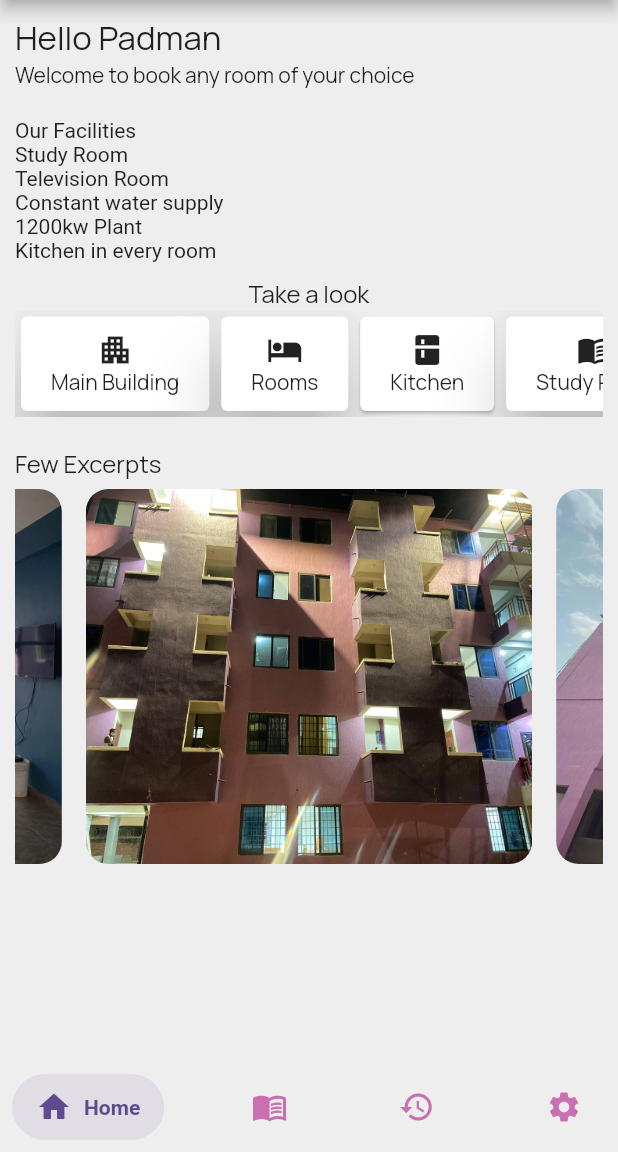
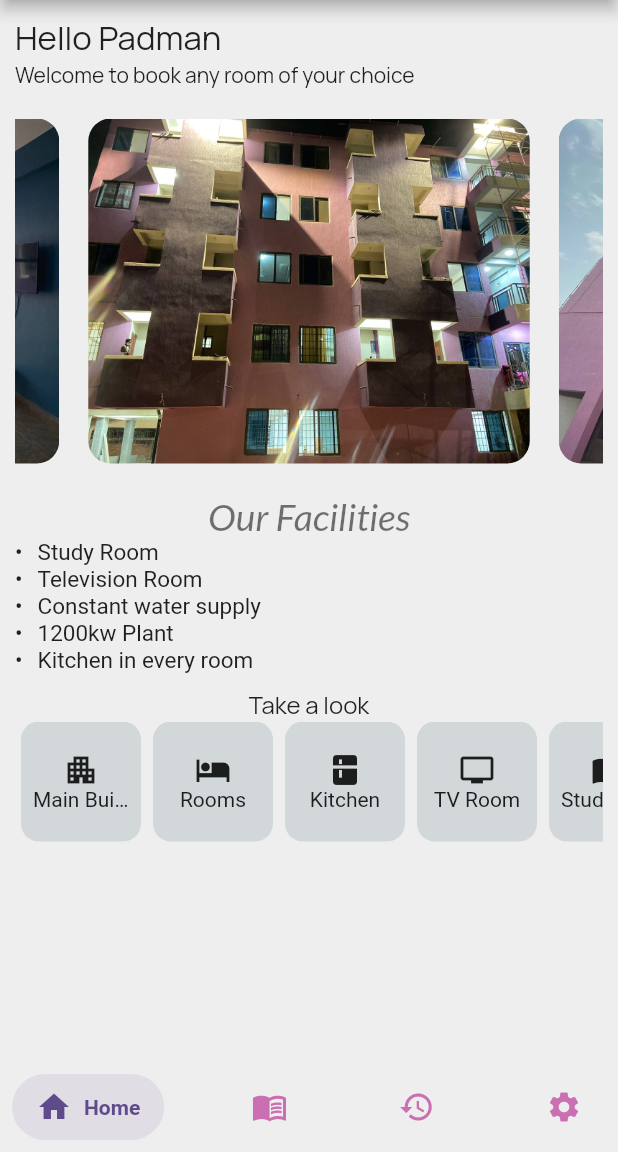
Before and after one commit to padman-1/fortune-royal-hostel-booking-app, a Flutter app: the HomePage screen opened directly, on a phone screen of 412 x 824 dp, the part 84-1236 px from its top. Run offline on Flutter 3.47's test engine with Material 2 defaults, Android fonts, the phone set to English and light mode, and no system bars; drawn by our look-alikes of carousel_slider, salomon_bottom_bar; our stand-ins replace google_fonts.

Commit message:
home tab page improved

```diff
--- a/lib/pages/home/tabs/home_tab.dart
+++ b/lib/pages/home/tabs/home_tab.dart
@@ -21,6 +21,13 @@ class _HomeTabState extends State<HomeTab> {
     'assets/images/room.jpg',
     'assets/images/welc2.jpg',
     'assets/images/tel3.jpg',
+  ];
+  List<String> facilities = [
+    'Study Room',
+    'Television Room',
+    'Constant water supply',
+    '1200kw Plant',
+    'Kitchen in every room',
   ];
   @override
   Widget build(BuildContext context) {
@@ -51,16 +58,58 @@ class _HomeTabState extends State<HomeTab> {
             const SizedBox(
               height: 20,
             ),
-            Text('Our Facilities'),
+            CarouselSlider.builder(
+              itemCount: images.length,
+              itemBuilder: ((context, index, realIndex) {
+                final urlImage = images[index];
+                return buildImage(urlImage, index);
+              }),
+              options: CarouselOptions(
+                height: 230,
+                autoPlay: true,
+                // enlargeCenterPage: true,
+                // autoPlayInterval: Duration(seconds: 0),
+              ),
+            ),
+            const SizedBox(
+              height: 20,
+            ),
+            Center(
+              child: Text(
+                'Our Facilities',
+                style: GoogleFonts.lato(
+                  fontSize: 25,
+                  fontStyle: FontStyle.italic,
+                  color: Colors.black54,
+                ),
+              ),
+            ),
             Column(
-              crossAxisAlignment: CrossAxisAlignment.start,
-              children: const [
-                Text('Study Room'),
-                Text('Television Room'),
-                Text('Constant water supply'),
-                Text('1200kw Plant'),
-                Text('Kitchen in every room'),
-              ],
+              children: facilities.map(
+                (facility) {
+                  return Row(
+                    children: [
+                      const Text(
+                        '\u2022',
+                        style: TextStyle(
+                          fontSize: 15,
+                        ),
+                      ),
+                      const SizedBox(
+                        width: 10,
+                      ),
+                      Expanded(
+                        child: Text(
+                          facility,
+                          style: const TextStyle(
+                            fontSize: 15,
+                          ),
+                        ),
+                      ),
+                    ],
+                  );
+                },
+              ).toList(),
             ),
             const SizedBox(
               height: 10,
@@ -71,185 +120,44 @@ class _HomeTabState extends State<HomeTab> {
                 style: GoogleFonts.manrope(fontSize: 16),
               ),
             ),
-            SingleChildScrollView(
-              scrollDirection: Axis.horizontal,
-              physics: const BouncingScrollPhysics(),
-              child: Row(
-                children: [
-                  Card(
-                    // color: secondaryColor,
-                    elevation: 20,
-                    child: Padding(
-                      padding: const EdgeInsets.symmetric(
-                        horizontal: 20,
-                        vertical: 10.0,
-                      ),
-                      child: Column(
-                        mainAxisAlignment: MainAxisAlignment.spaceBetween,
-                        children: [
-                          const Icon(
-                            Icons.apartment,
-                            // color: Colors.white,
-                          ),
-                          Text(
-                            'Main Building',
-                            style: GoogleFonts.manrope(
-                                // color: Colors.white,
-                                ),
-                          ),
-                          // const Icon(
-                          //   Icons.arrow_right,
-                          //   // color: Colors.white,
-                          // ),
-                        ],
-                      ),
+            Center(
+              child: SingleChildScrollView(
+                scrollDirection: Axis.horizontal,
+                physics: BouncingScrollPhysics(),
+                child: Row(
+                  // mainAxisAlignment: MainAxisAlignment.spaceBetween,
+                  children: [
+                    _FacilitiesList(
+                      myicon: Icon(Icons.apartment),
+                      title: 'Main Building',
                     ),
-                  ),
-                  Card(
-                    // color: primaryColor,
-                    elevation: 20,
-                    child: Padding(
-                      padding: const EdgeInsets.symmetric(
-                        horizontal: 20,
-                        vertical: 10.0,
-                      ),
-                      child: Column(
-                        mainAxisAlignment: MainAxisAlignment.spaceBetween,
-                        children: [
-                          const Icon(
-                            Icons.hotel,
-                            // color: Colors.white,
-                          ),
-                          Text(
-                            'Rooms',
-                            style: GoogleFonts.manrope(
-                                // color: Colors.white,
-                                ),
-                          ),
-                          // const Icon(
-                          //   Icons.arrow_right,
-                          //   // color: Colors.white,
-                          // ),
-                        ],
-                      ),
+                    _FacilitiesList(
+                      myicon: Icon(Icons.hotel),
+                      title: 'Rooms',
                     ),
-                  ),
-                  Card(
-                    // color: secondaryColor,
-                    // elevation: 20,
-                    child: Padding(
-                      padding: const EdgeInsets.symmetric(
-                        horizontal: 20,
-                        vertical: 10.0,
-                      ),
-                      child: Column(
-                        mainAxisAlignment: MainAxisAlignment.spaceBetween,
-                        children: [
-                          const Icon(
-                            Icons.kitchen,
-                            // color: Colors.white,
-                          ),
-                          Text(
-                            'Kitchen',
-                            style: GoogleFonts.manrope(
-                                // color: Colors.white,
-                                ),
-                          ),
-                          //   const Icon(
-                          //     Icons.arrow_right,
-                          //     // color: Colors.white,
-                          //   ),
-                        ],
-                      ),
+                    _FacilitiesList(
+                      myicon: Icon(Icons.kitchen),
+                      title: 'Kitchen',
                     ),
-                  ),
-                  Card(
-                    // color: primaryColor,
-                    elevation: 20,
-                    child: Padding(
-                      padding: const EdgeInsets.symmetric(
-                        horizontal: 20,
-                        vertical: 10.0,
-                      ),
-                      child: Column(
-                        mainAxisAlignment: MainAxisAlignment.spaceBetween,
-                        children: [
-                          const Icon(
-                            Icons.menu_book,
-                            // color: Colors.white,
-                          ),
-                          Text(
-                            'Study Room',
-                            style: GoogleFonts.manrope(
-                                // color: Colors.white,
-                                ),
-                          ),
-                          // const Icon(
-                          //   Icons.arrow_right,
-                          //   // color: Colors.white,
-                          // ),
-                        ],
-                      ),
+                    _FacilitiesList(
+                      myicon: Icon(Icons.tv),
+                      title: 'TV Room',
                     ),
-                  ),
-                  Card(
-                    // color: secondaryColor,
-                    elevation: 20,
-                    child: Padding(
-                      padding: const EdgeInsets.symmetric(
-                        horizontal: 20,
-                        vertical: 10.0,
-                      ),
-                      child: Column(
-                        mainAxisAlignment: MainAxisAlignment.spaceBetween,
-                        children: [
-                          const Icon(
-                            Icons.tv,
-                            // color: Colors.white,
-                          ),
-                          Text(
-                            'TV Room',
-                            style: GoogleFonts.manrope(
-                                // color: Colors.white,
-                                ),
-                          ),
-                          // const Icon(
-                          //   Icons.arrow_right,
-                          //   color: Colors.white,
-                          // ),
-                        ],
-                      ),
+                    _FacilitiesList(
+                      myicon: Icon(Icons.menu_book),
+                      title: 'Study Room',
                     ),
-                  ),
-                ],
+                  ],
+                ),
               ),
             ),
             const SizedBox(
               height: 20,
             ),
-            Text(
-              'Few Excerpts',
-              style: GoogleFonts.manrope(fontSize: 16),
-            ),
-            const SizedBox(
-              height: 6,
-            ),
-            CarouselSlider.builder(
-              itemCount: images.length,
-              itemBuilder: ((context, index, realIndex) {
-                final urlImage = images[index];
-                return buildImage(urlImage, index);
-              }),
-              options: CarouselOptions(
-                height: 250,
-                autoPlay: true,
-                // enlargeCenterPage: true,
-                // autoPlayInterval: Duration(seconds: 0),
-              ),
-            ),
-            const SizedBox(
-              height: 20,
-            ),
+            // Text(
+            //   'Few Excerpts',
+            //   style: GoogleFonts.manrope(fontSize: 16),
+            // ),
           ],
         ),
       ),
@@ -259,7 +167,7 @@ class _HomeTabState extends State<HomeTab> {
   Widget buildImage(String urlImage, int index) {
     final devSize = MediaQuery.of(context).size;
     return Container(
-      width: devSize.width / 1.2,
+      width: devSize.width / 1.4,
       margin: const EdgeInsets.symmetric(
         horizontal: 8,
       ),
@@ -275,3 +183,38 @@ class _HomeTabState extends State<HomeTab> {
     );
   }
 }
+
+class _FacilitiesList extends StatelessWidget {
+  _FacilitiesList({super.key, required this.myicon, required this.title});
+  Widget myicon;
+  String title;
+  @override
+  Widget build(BuildContext context) {
+    return Container(
+      height: 80,
+      width: 80,
+      padding: const EdgeInsets.symmetric(
+        horizontal: 8,
+        vertical: 10,
+      ),
+      margin: const EdgeInsets.symmetric(
+        horizontal: 4,
+      ),
+      decoration: BoxDecoration(
+        borderRadius: BorderRadius.circular(12),
+        color: Colors.blueGrey.withOpacity(0.2),
+      ),
+      child: Column(
+        mainAxisAlignment: MainAxisAlignment.center,
+        crossAxisAlignment: CrossAxisAlignment.center,
+        children: [
+          myicon,
+          Text(
+            title,
+            overflow: TextOverflow.ellipsis,
+          ),
+        ],
+      ),
+    );
+  }
+}
```
